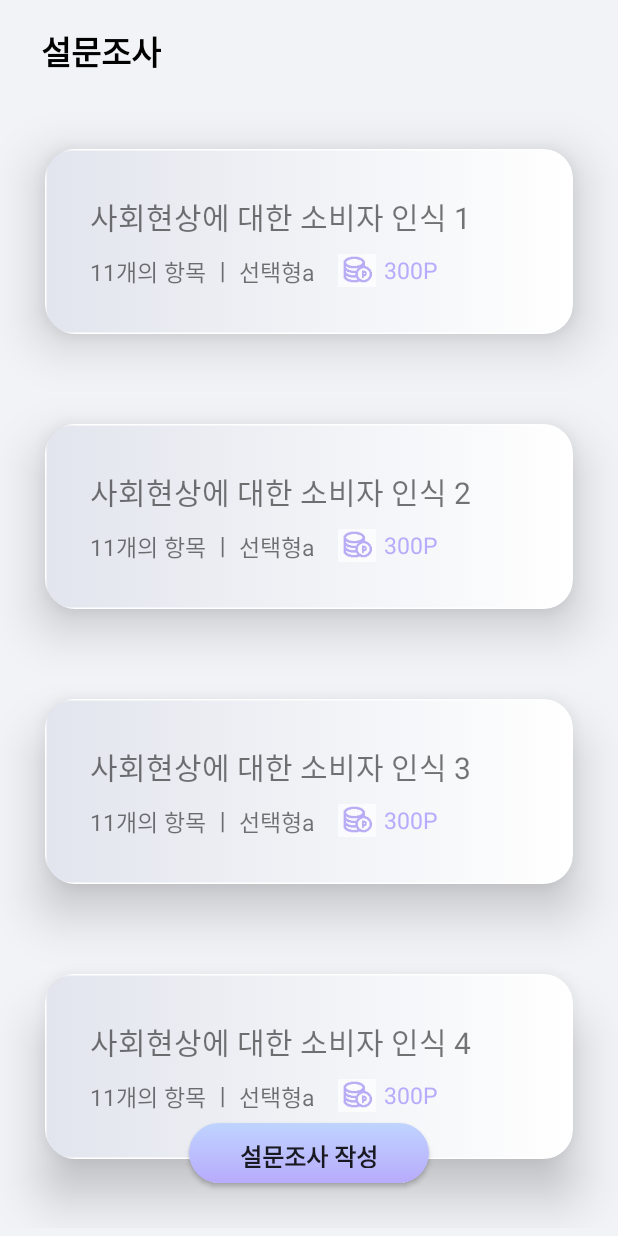
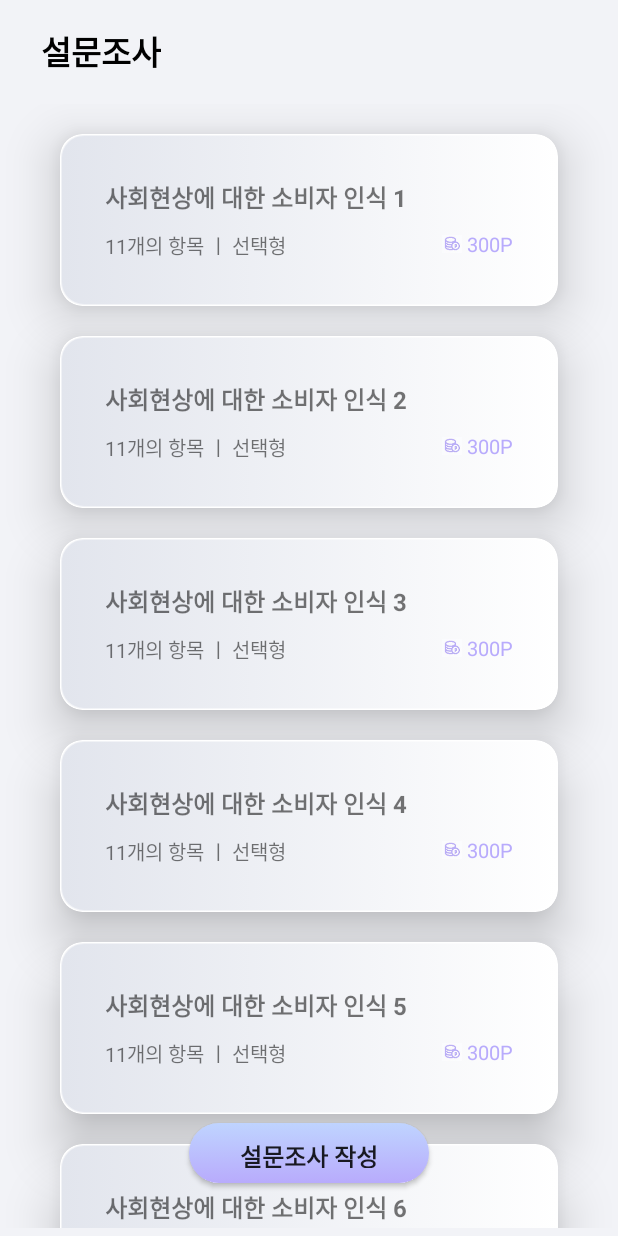
Before and after one commit to umc-moamoa/umc, an Android app: the screen it shows after launch (MainActivity), on a phone screen of 412 x 824 dp. Run offline under Robolectric (Android 15) with nearby library versions, the phone set to English and light mode, and no system bars.

Commit message:
modify layout  board_list_item.xml

```diff
--- a/app/src/main/res/drawable/list_item_style.xml
+++ b/app/src/main/res/drawable/list_item_style.xml
@@ -1,7 +1,7 @@
 <?xml version="1.0" encoding="utf-8"?>
 <selector xmlns:android="http://schemas.android.com/apk/res/android">
     <item>
-        <shape android:layout_width="wrap_content" android:layout_height="match_parent" android:shape="rectangle">
+        <shape android:layout_width="match_parent" android:layout_height="wrap_content" android:shape="rectangle">
             <gradient android:angle="360" android:endColor="@color/white" android:startColor="#1f0f296b" />
             <corners android:radius="15dp" />
             <stroke android:width="1dp" android:color="#80ffffff" />
--- a/app/src/main/res/layout/board_list_item.xml
+++ b/app/src/main/res/layout/board_list_item.xml
@@ -1,10 +1,12 @@
 <?xml version="1.0" encoding="utf-8"?>
 <androidx.cardview.widget.CardView xmlns:android="http://schemas.android.com/apk/res/android"
+    xmlns:app="http://schemas.android.com/apk/res-auto"
     android:layout_width="match_parent"
     android:layout_height="wrap_content"
-    xmlns:app="http://schemas.android.com/apk/res-auto"
-    android:layout_margin="30dp"
-    app:cardCornerRadius="20dp"
+    android:layout_marginStart="40dp"
+    android:layout_marginEnd="40dp"
+    android:layout_marginTop="20dp"
+    app:cardCornerRadius="15dp"
     app:cardElevation="20dp" >
 
     <LinearLayout
@@ -18,8 +20,9 @@
             android:id="@+id/title_main_text"
             android:layout_width="wrap_content"
             android:layout_height="wrap_content"
-            android:text="사회현상에 대한 소비자 인식z"
-            android:textSize="20sp" />
+            android:text="사회현상에 대한 소비자 인식"
+            android:textSize="16sp"
+            android:textStyle="bold" />
 
         <LinearLayout
             android:layout_width="match_parent"
@@ -31,32 +34,34 @@
                 android:id="@+id/title_item_text"
                 android:layout_width="wrap_content"
                 android:layout_height="wrap_content"
-                android:text="11개의 항목 ㅣ 선택형a"
-                android:textSize="15sp" />
+                android:text="11개의 항목 ㅣ 선택형"
+                android:textSize="13sp" />
 
             <LinearLayout
                 android:layout_width="match_parent"
                 android:layout_height="wrap_content"
                 android:layout_gravity="right"
-                android:layout_marginStart="15dp"
+                android:gravity="right"
                 android:orientation="horizontal">
 
                 <ImageView
                     android:id="@+id/coin_img"
-                    android:layout_width="wrap_content"
-                    android:layout_height="wrap_content"
+                    android:layout_width="13dp"
+                    android:layout_height="match_parent"
                     android:src="@mipmap/coin" />
 
                 <TextView
                     android:id="@+id/coin_point_text"
                     android:layout_width="wrap_content"
                     android:layout_height="wrap_content"
-                    android:layout_marginStart="5dp"
+                    android:layout_marginStart="3dp"
                     android:text="300P"
                     android:textColor="#B8ABFC"
-                    android:textSize="15sp" />
+                    android:textSize="13sp" />
             </LinearLayout>
+
         </LinearLayout>
+
     </LinearLayout>
 
 </androidx.cardview.widget.CardView>
```
